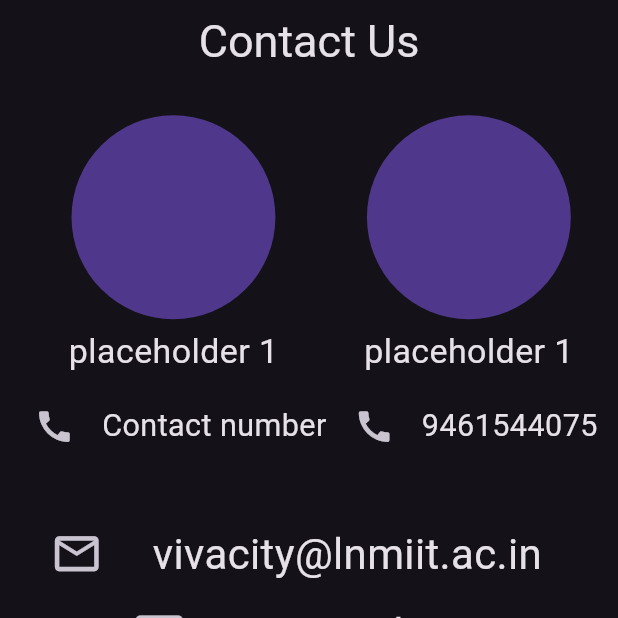
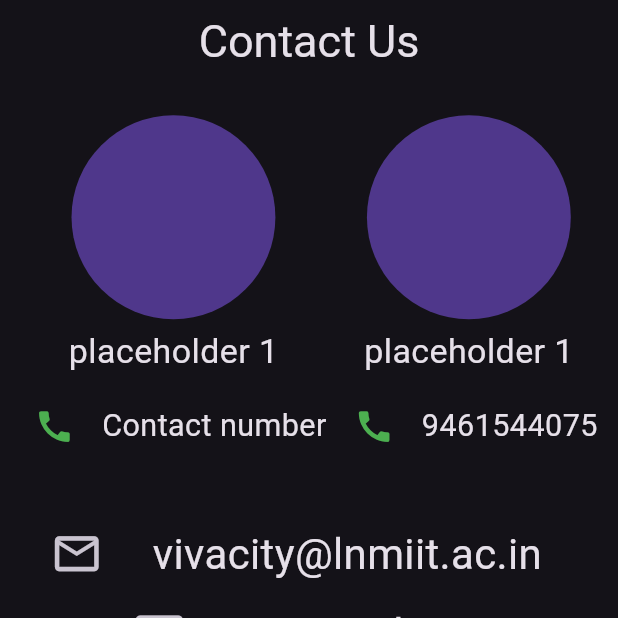
Before and after one commit to sarthakkotia/viva_app, a Flutter app: the screen it shows after launch, item 3 of the bottom bar chosen, on a phone screen of 412 x 824 dp, the top half of it. Run offline on Flutter 3.47's test engine with Material 3 defaults, Android fonts, the phone set to English and light mode, and no system bars; our stand-ins replace expansion_tile_card; missing offline and left inert: flutter_collapsing_toolbar.

```diff
--- a/lib/Widgets/ContactUs_widget.dart
+++ b/lib/Widgets/ContactUs_widget.dart
@@ -33,7 +33,10 @@ class ContactUsWidget extends StatelessWidget {
                       onPressed: () async {
                         await launcher.callNumber("");
                       },
-                      icon: const Icon(Icons.call)),
+                      icon: const Icon(
+                        Icons.call,
+                        color: Colors.green,
+                      )),
                   InkWell(
                     borderRadius: BorderRadius.circular(60),
                     onTap: () async {
@@ -69,7 +72,10 @@ class ContactUsWidget extends StatelessWidget {
                       onPressed: () {
                         launcher.callNumber("9461544075");
                       },
-                      icon: const Icon(Icons.call)),
+                      icon: const Icon(
+                        Icons.call,
+                        color: Colors.green,
+                      )),
                   InkWell(
                     borderRadius: BorderRadius.circular(60),
                     onTap: () {
```
